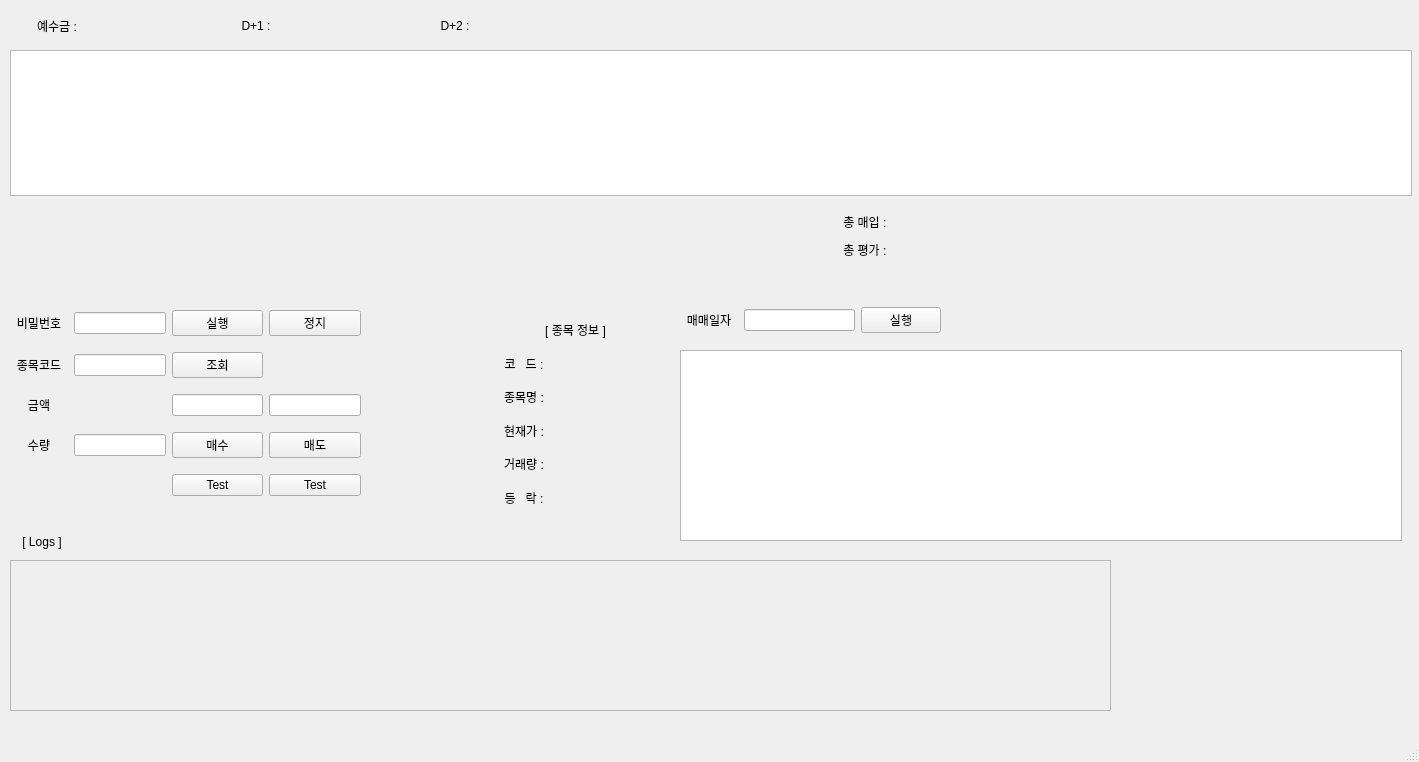
Before: the Qt Designer form KIWOOM/interface.ui in naikiki87/python, drawn with Qt 5.
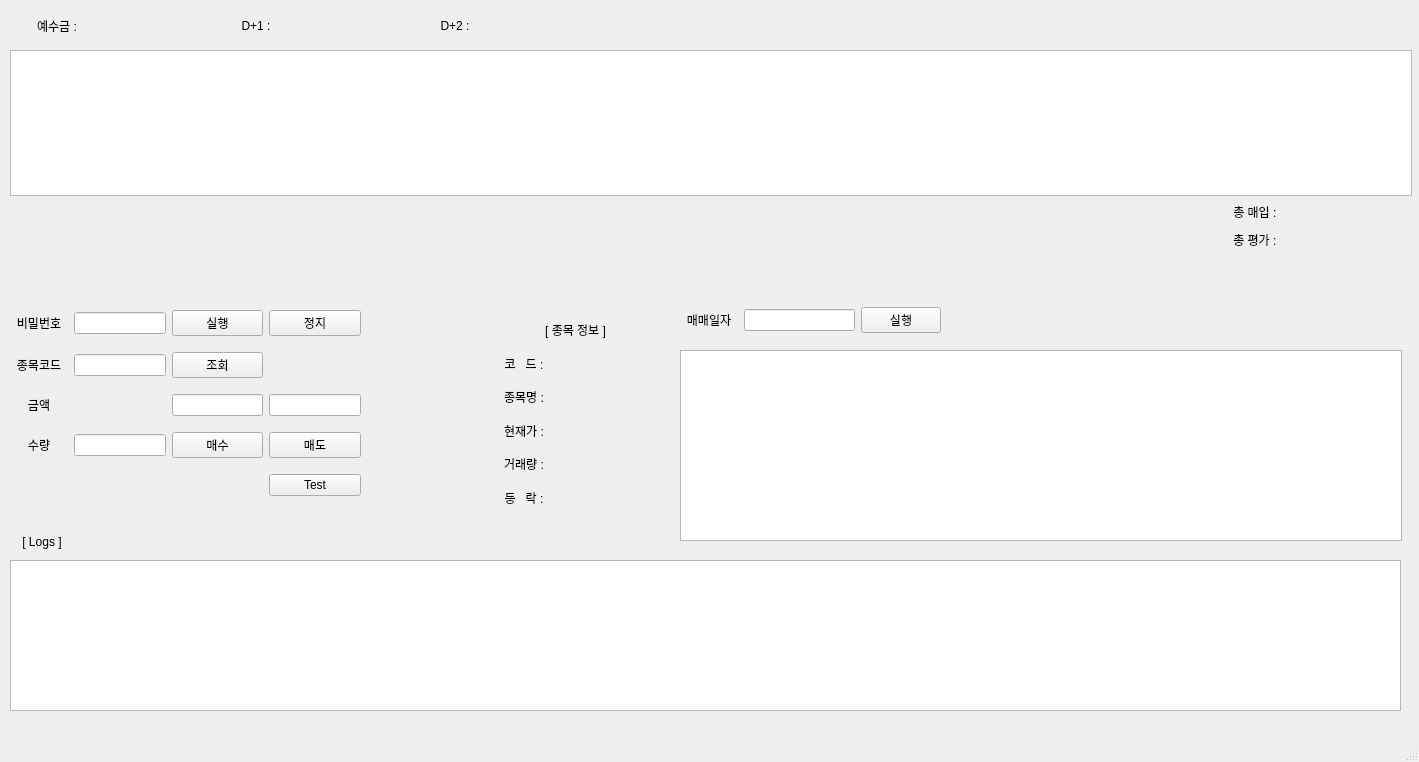
After: the same form once the commit is applied.

```diff
--- a/KIWOOM/interface.ui
+++ b/KIWOOM/interface.ui
@@ -382,13 +382,6 @@
      <item row="2" column="3">
       <widget class="QLineEdit" name="wid_sell_price"/>
      </item>
-     <item row="4" column="2">
-      <widget class="QPushButton" name="btn_TEST_2">
-       <property name="text">
-        <string>Test</string>
-       </property>
-      </widget>
-     </item>
      <item row="1" column="1">
       <widget class="QLineEdit" name="code_edit">
        <property name="enabled">
@@ -437,7 +430,7 @@
      <rect>
       <x>10</x>
       <y>560</y>
-      <width>1101</width>
+      <width>1391</width>
       <height>151</height>
      </rect>
     </property>
@@ -446,7 +439,7 @@
     </property>
     <widget class="QTextEdit" name="text_edit">
      <property name="enabled">
-      <bool>false</bool>
+      <bool>true</bool>
      </property>
     </widget>
    </widget>
@@ -543,8 +536,8 @@
    <widget class="QWidget" name="gridLayoutWidget_5">
     <property name="geometry">
      <rect>
-      <x>810</x>
-      <y>210</y>
+      <x>1200</x>
+      <y>200</y>
       <width>211</width>
       <height>51</height>
      </rect>
```
Left out of the diff: 2 changed lines with no effect on the pictures.
